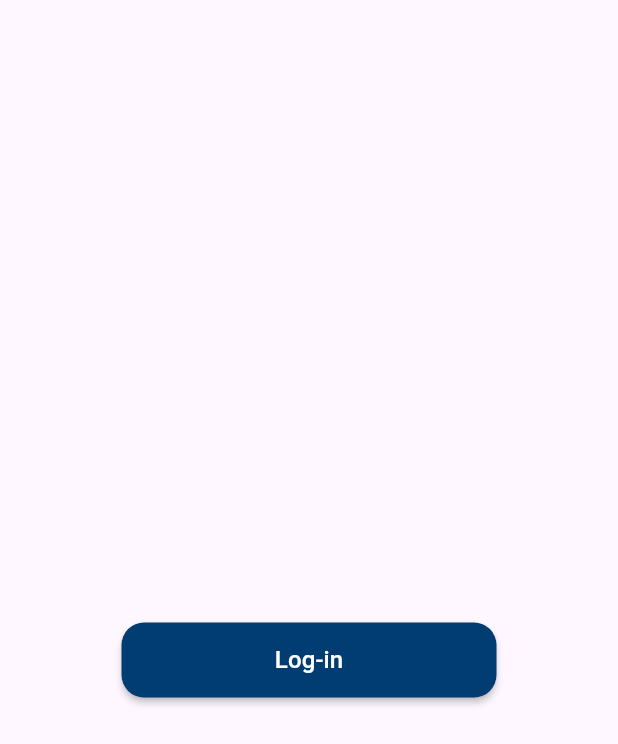
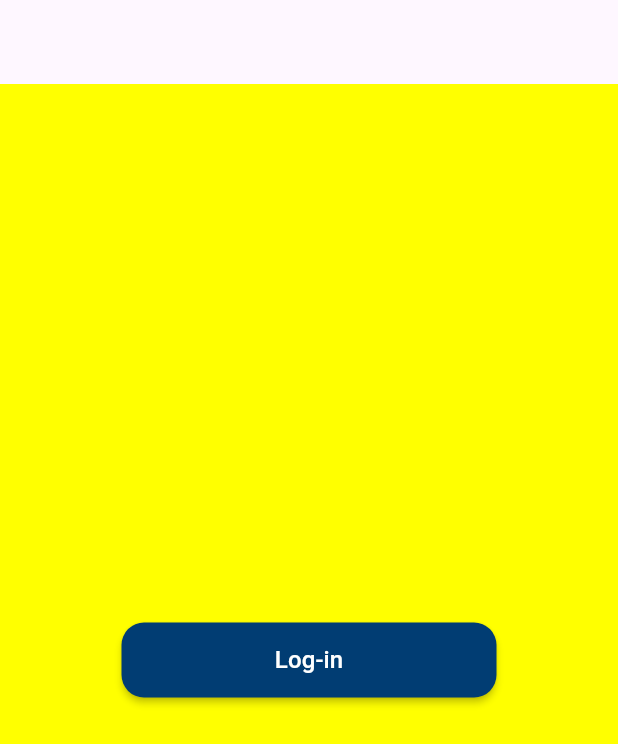
Before and after one commit to Hakoesi16/projet-global, a Flutter app: the screen it shows after launch, on a phone screen of 412 x 824 dp. Shown: the top 744 px of the screen. Run offline on Flutter 3.47's test engine with Material 3 defaults, Android fonts, the phone set to English and light mode, and no system bars; our stand-ins replace bloc, flutter_bloc, google_sign_in; missing offline and left inert: checkmark, flutter_facebook_auth.

Commit message:
change background color aux yellow

```diff
--- a/lib/executt/begin.dart
+++ b/lib/executt/begin.dart
@@ -12,6 +12,7 @@ class _BeginState extends State<Begin> {
   @override
   Widget build(BuildContext context) {
     return Scaffold(
+      backgroundColor: Colors.yellowAccent,
       appBar: AppBar(),
       body: Center(
         child: Column(
```
